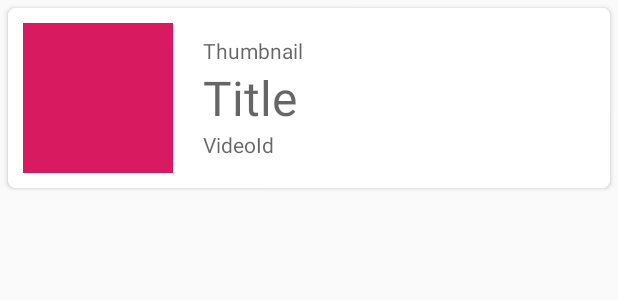
After one commit to Cortlandd/CosRoulette-Android, an Android app: the layout bookmark_layout.xml on its own in the app's theme, with its tools: preview values and no code run, on a phone screen of 412 x 824 dp. The commit adds this screen. Shown: the top 300 px of the screen. Run offline under Robolectric (Android 15) with nearby library versions, the phone set to English and light mode, and no system bars.

Commit message:
Implemented bookmarking with local SQLITE database.

```diff
--- a/app/build.gradle
+++ b/app/build.gradle
@@ -30,6 +30,7 @@ dependencies {
     implementation 'androidx.constraintlayout:constraintlayout:1.1.3'
     implementation 'androidx.legacy:legacy-support-v4:1.0.0'
     implementation 'androidx.lifecycle:lifecycle-extensions:2.0.0'
+    implementation 'androidx.recyclerview:recyclerview:1.0.0'
     testImplementation 'junit:junit:4.12'
     androidTestImplementation 'androidx.test:runner:1.1.0'
     androidTestImplementation 'androidx.test.espresso:espresso-core:3.1.0'
--- /dev/null
+++ b/app/src/main/res/layout/bookmark_layout.xml
@@ -0,0 +1,58 @@
+<?xml version="1.0" encoding="utf-8"?>
+<androidx.cardview.widget.CardView
+    xmlns:android="http://schemas.android.com/apk/res/android"
+    xmlns:app="http://schemas.android.com/apk/res-auto"
+    android:layout_margin="5dp"
+    android:background="@android:color/white"
+    android:layout_width="match_parent"
+    app:cardCornerRadius="5dp"
+    app:cardElevation="2dp"
+    android:layout_height="wrap_content">
+
+    <LinearLayout
+        android:orientation="horizontal"
+        android:background="@android:color/white"
+        android:gravity="center_vertical"
+        android:layout_width="match_parent"
+        android:layout_height="match_parent">
+
+        <ImageView
+            android:src="@color/colorAccent"
+            android:layout_margin="10dp"
+            android:layout_width="100dp"
+            android:layout_height="100dp" />
+
+        <LinearLayout
+            android:orientation="vertical"
+            android:layout_margin="10dp"
+            android:layout_width="wrap_content"
+            android:layout_height="wrap_content">
+
+            <TextView
+                android:id="@+id/bookmark_thumbnail"
+                android:hint="Thumbnail"
+                android:textColor="@android:color/black"
+                android:layout_width="wrap_content"
+                android:layout_height="wrap_content" />
+
+            <TextView
+                android:id="@+id/bookmark_title"
+                android:hint="Title"
+                android:textSize="32sp"
+                android:textColor="@android:color/black"
+                android:layout_width="wrap_content"
+                android:layout_height="wrap_content" />
+
+            <TextView
+                android:id="@+id/bookmark_videoid"
+                android:hint="VideoId"
+                android:textColor="@android:color/black"
+                android:layout_width="wrap_content"
+                android:layout_height="wrap_content" />
+
+        </LinearLayout>
+
+
+    </LinearLayout>
+
+</androidx.cardview.widget.CardView>
--- a/app/src/main/res/menu/activity_main_drawer.xml
+++ b/app/src/main/res/menu/activity_main_drawer.xml
@@ -3,7 +3,7 @@
     xmlns:tools="http://schemas.android.com/tools"
     tools:showIn="navigation_view">
 
-    <group android:checkableBehavior="single" android:visible="true">
+    <group android:checkableBehavior="none" android:visible="true">
         <item
             android:id="@+id/nav_bookmarks"
             android:icon="@android:drawable/ic_input_get"
@@ -24,7 +24,7 @@
         </menu>
     </item>
 
-    <item android:title="Contribute">
+    <item android:title="Enjoy Makeup Roulette?">
         <menu>
             <item
                 android:id="@+id/nav_donate"
```
Also changed, not shown: app/src/main/java/com/makeuproulette/android/activities/MainActivity.kt (+29 -3 lines), app/src/main/java/com/makeuproulette/android/adapters/BookmarkAdapter.kt (added, +38 -0 lines), app/src/main/java/com/makeuproulette/android/database/BookmarksDBHelper.kt (added, +71 -0 lines), app/src/main/java/com/makeuproulette/android/database/model/BookmarkModel.kt (added, +17 -0 lines), app/src/main/java/com/makeuproulette/android/fragments/BookmarksFragment.kt (added, +80 -0 lines), app/src/main/res/layout/content_main.xml (+7 -0 lines), app/src/main/res/layout/fragment_bookmarks.xml (added, +60 -0 lines), app/src/main/res/values/styles.xml (+18 -0 lines).
